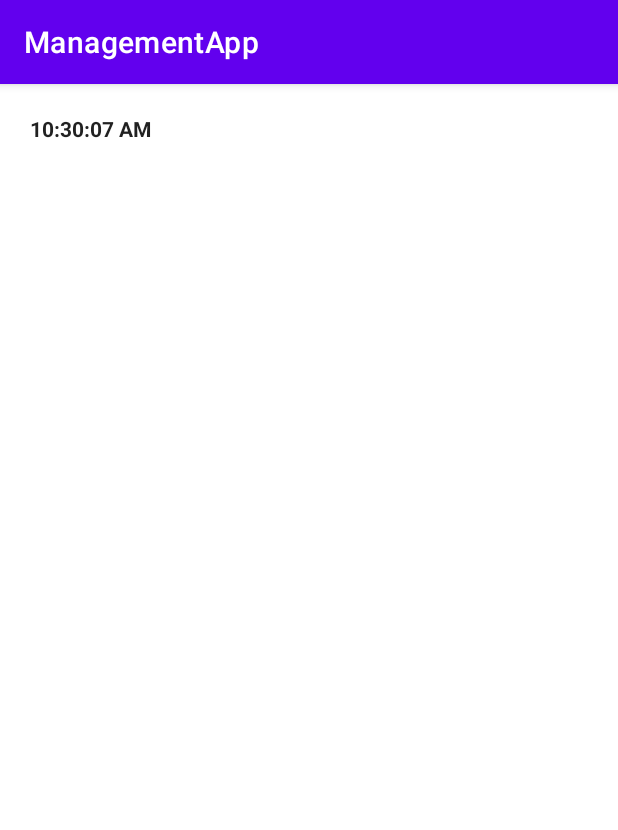
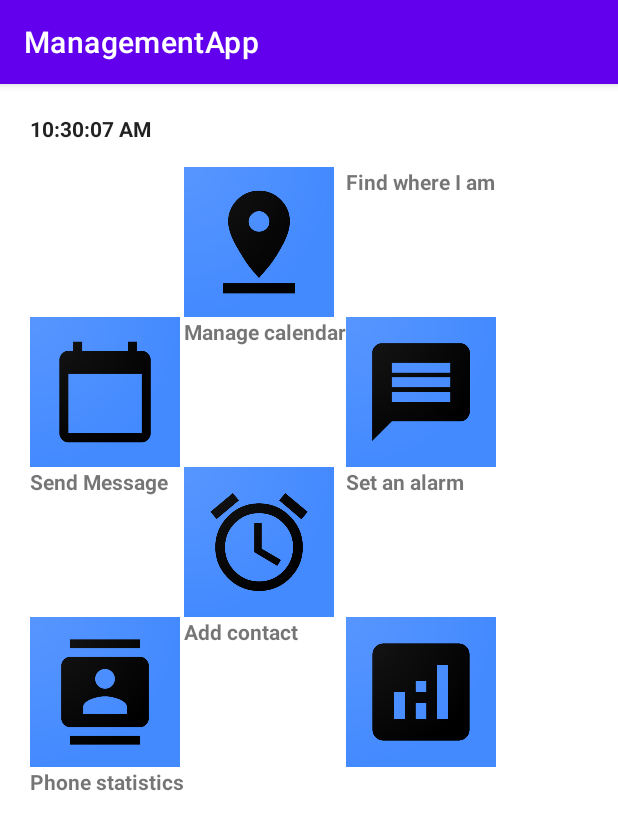
Before and after one commit to Hodjy/Android-Management-App, an Android app: the screen it shows after launch (MainActivity), on a phone screen of 412 x 824 dp. Shown: the top 830 px of the screen. Run offline under Robolectric (Android 15) with nearby library versions, the phone set to English and light mode, and no system bars.

Commit message:
Image buttons
added image buttons with text

```diff
--- a/ManagementApp/app/src/main/res/layout/activity_main.xml
+++ b/ManagementApp/app/src/main/res/layout/activity_main.xml
@@ -13,8 +13,101 @@
         android:layout_height="wrap_content"
         android:id="@+id/textClock"
         android:format12Hour="hh:mm:ss a"
-        android:textStyle="bold"/>
+        android:textStyle="bold"
+        android:layout_marginBottom="16dp"/>
 
+    <GridLayout
+        android:layout_width="match_parent"
+        android:layout_height="wrap_content"
+        android:columnCount="3"
+        android:rowCount="2">
 
+        <ImageButton
+            android:id="@+id/gpsImageButton"
+            android:layout_width="100dp"
+            android:layout_height="100dp"
+            android:layout_row="0"
+            android:layout_column="1"
+            android:background="@drawable/icon_gps"
+            android:scaleType="fitXY" />
+
+        <TextView
+            android:layout_width="wrap_content"
+            android:layout_height="wrap_content"
+            android:id="@+id/gpsTextView"
+            android:text="@string/gps_text"
+            android:textStyle="bold"/>
+
+        <ImageButton
+            android:id="@+id/calendarImageButton"
+            android:layout_width="100dp"
+            android:layout_height="100dp"
+            android:background="@drawable/icon_calender"
+            android:scaleType="fitXY" />
+
+        <TextView
+            android:layout_width="wrap_content"
+            android:layout_height="wrap_content"
+            android:id="@+id/calendarTextView"
+            android:text="@string/calendar_text"
+            android:textStyle="bold"/>
+
+        <ImageButton
+            android:id="@+id/messageImageButton"
+            android:layout_width="100dp"
+            android:layout_height="100dp"
+            android:background="@drawable/icon_message"
+            android:scaleType="fitXY" />
+
+        <TextView
+            android:layout_width="wrap_content"
+            android:layout_height="wrap_content"
+            android:id="@+id/messageTextView"
+            android:text="@string/message_text"
+            android:textStyle="bold"/>
+
+        <ImageButton
+            android:id="@+id/alarmClockImageButton"
+            android:layout_width="100dp"
+            android:layout_height="100dp"
+            android:background="@drawable/icon_alarm_clock"
+            android:scaleType="fitXY" />
+
+        <TextView
+            android:layout_width="wrap_content"
+            android:layout_height="wrap_content"
+            android:id="@+id/alarmClockTextView"
+            android:text="@string/alarm_clock_text"
+            android:textStyle="bold"/>
+
+        <ImageButton
+            android:id="@+id/addContactImageButton"
+            android:layout_width="100dp"
+            android:layout_height="100dp"
+            android:background="@drawable/icon_add_contact"
+            android:scaleType="fitXY" />
+
+        <TextView
+            android:layout_width="wrap_content"
+            android:layout_height="wrap_content"
+            android:id="@+id/addContactTextView"
+            android:text="@string/add_contact_text"
+            android:textStyle="bold"/>
+
+        <ImageButton
+            android:id="@+id/phoneStatisticsImageButton"
+            android:layout_width="100dp"
+            android:layout_height="100dp"
+            android:background="@drawable/icon_phone_statistics"
+            android:scaleType="fitXY" />
+
+        <TextView
+            android:layout_width="wrap_content"
+            android:layout_height="wrap_content"
+            android:id="@+id/phoneStatisticsTextView"
+            android:text="@string/phone_statistics_text"
+            android:textStyle="bold"/>
+
+    </GridLayout>
 
 </LinearLayout>
--- a/ManagementApp/app/src/main/res/values/strings.xml
+++ b/ManagementApp/app/src/main/res/values/strings.xml
@@ -1,3 +1,9 @@
 <resources>
     <string name="app_name">ManagementApp</string>
+    <string name="gps_text">Find where I am</string>
+    <string name="calendar_text">Manage calendar</string>
+    <string name="message_text">Send Message</string>
+    <string name="alarm_clock_text">Set an alarm</string>
+    <string name="add_contact_text">Add contact</string>
+    <string name="phone_statistics_text">Phone statistics</string>
 </resources>
```
Also changed, not shown: ManagementApp/app/src/main/res/drawable-v24/icon_add_contact.png (added), ManagementApp/app/src/main/res/drawable-v24/icon_alarm_clock.png (added), ManagementApp/app/src/main/res/drawable-v24/icon_calender.png (added), ManagementApp/app/src/main/res/drawable-v24/icon_gps.png (added), ManagementApp/app/src/main/res/drawable-v24/icon_message.png (added), ManagementApp/app/src/main/res/drawable-v24/icon_phone_statistics.png (added).
